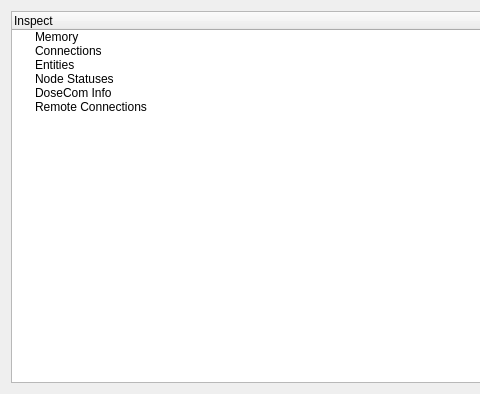
First picture: the form in src/dose/dose_dobexplorer.ss/src/dosemon.ui, repository SafirSDK/safir-sdk-core, before the edit; both pictures show x 0 to 480 and y 0 to 394 of the 741 by 394 pixel window.
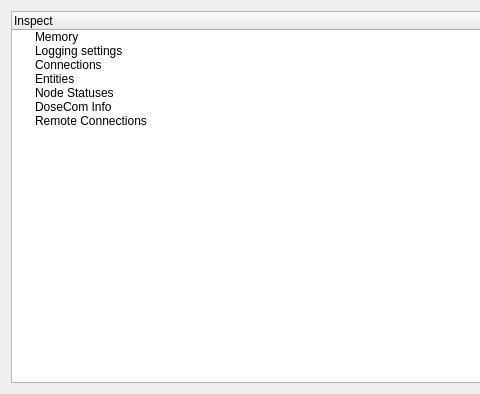
Second picture: the form after the edit.

```diff
--- a/src/dose/dose_dobexplorer.ss/src/dosemon.ui
+++ b/src/dose/dose_dobexplorer.ss/src/dosemon.ui
@@ -33,27 +33,32 @@
        </property>
       </item>
       <item>
-       <property name="text" >
+       <property name="text">
+        <string>Logging settings</string>
+       </property>
+      </item>
+      <item>
+       <property name="text">
         <string>Connections</string>
        </property>
       </item>
       <item>
-       <property name="text" >
+       <property name="text">
         <string>Entities</string>
        </property>
       </item>
       <item>
-       <property name="text" >
+       <property name="text">
         <string>Node Statuses</string>
        </property>
       </item>
       <item>
-       <property name="text" >
+       <property name="text">
         <string>DoseCom Info</string>
        </property>
       </item>
       <item>
-       <property name="text" >
+       <property name="text">
         <string>Remote Connections</string>
        </property>
       </item>
```
Left out of the diff: 37 changed lines with no effect on the pictures.
